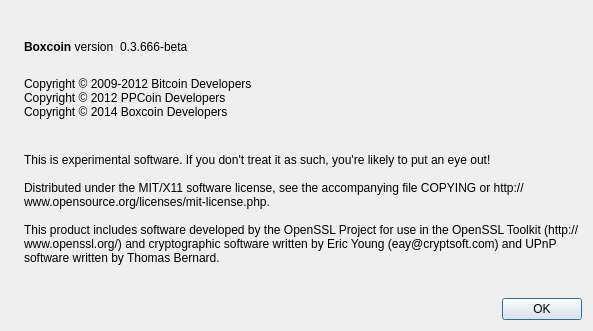
First picture: the form in src/qt/forms/aboutdialog.ui, repository cheetahcoind/cheetahcoin, before the edit.
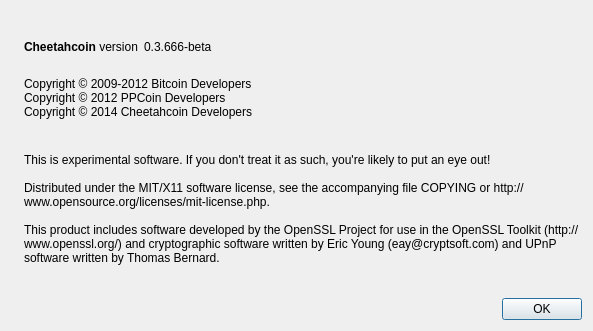
Second picture: the form after the edit. Icons and pictures are not drawn.

Diff of the .ui file:
```diff
--- a/src/qt/forms/aboutdialog.ui
+++ b/src/qt/forms/aboutdialog.ui
@@ -50,7 +50,7 @@
           <cursorShape>IBeamCursor</cursorShape>
          </property>
          <property name="text">
-          <string>&lt;b&gt;Boxcoin&lt;/b&gt; version</string>
+          <string>&lt;b&gt;Cheetahcoin&lt;/b&gt; version</string>
          </property>
          <property name="textInteractionFlags">
           <set>Qt::LinksAccessibleByMouse|Qt::TextSelectableByKeyboard|Qt::TextSelectableByMouse</set>
@@ -94,7 +94,7 @@
         <string>
 Copyright © 2009-2012 Bitcoin Developers
 Copyright © 2012 PPCoin Developers
-Copyright © 2014 Boxcoin Developers
+Copyright © 2014 Cheetahcoin Developers
 </string>
        </property>
        <property name="textInteractionFlags">
```
Left out of the diff: 2 changed lines with no effect on the pictures.
